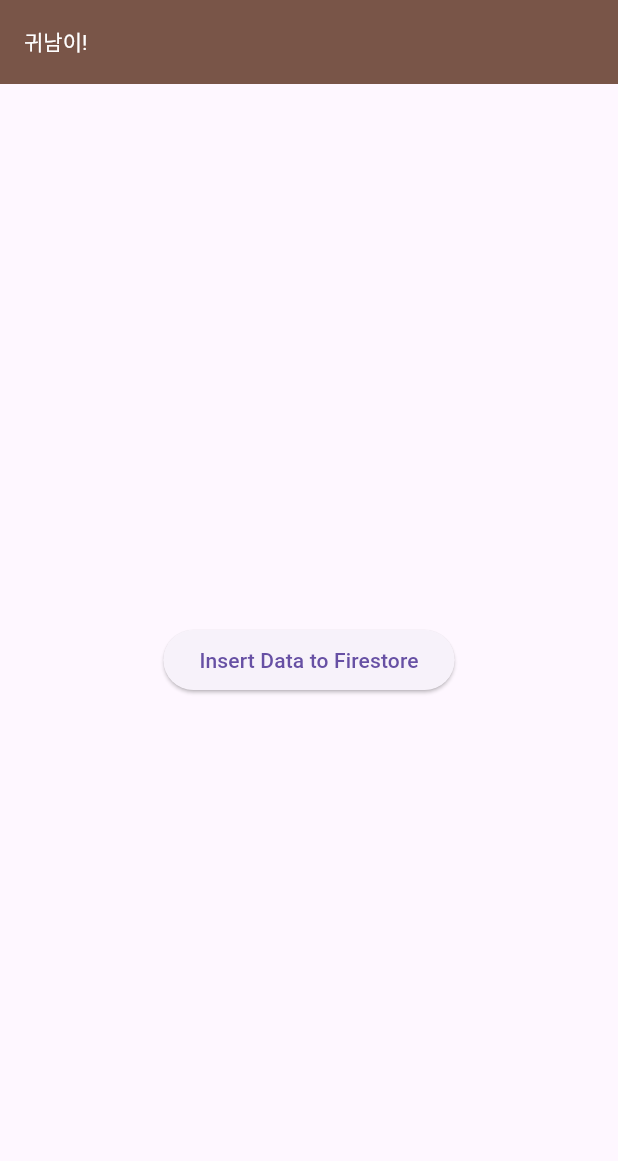
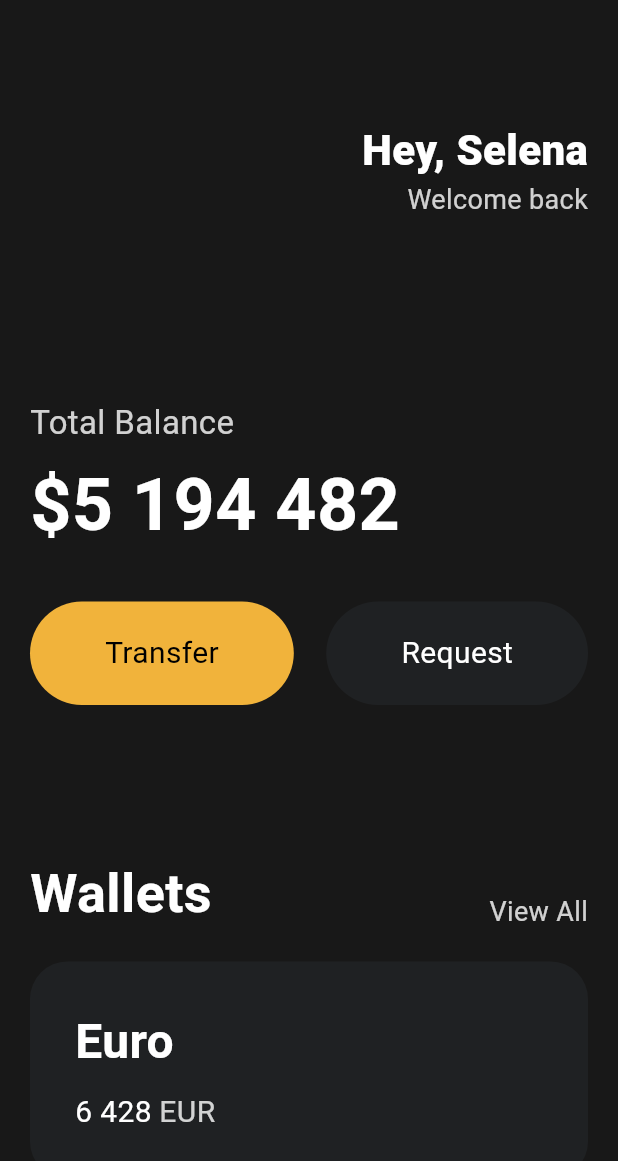
Before and after one commit to rlarleo/pilltodo, a Flutter app: the screen it shows after launch, on a phone screen of 412 x 824 dp. Shown: the top 1161 px of the screen. Run offline on Flutter 3.47's test engine with Material 3 defaults, Android fonts, the light colour scheme and no system bars; our stand-ins replace cloud_firestore, device_info_plus, firebase_core; accounts and stored records are empty.

Commit message:
UI practice

```diff
--- a/pilltodo/lib/main.dart
+++ b/pilltodo/lib/main.dart
@@ -3,33 +3,175 @@ import 'package:cloud_firestore/cloud_firestore.dart';
 import 'package:device_info_plus/device_info_plus.dart';
 import 'package:flutter/foundation.dart';
 import 'package:flutter/material.dart';
-import 'package:firebase_core/firebase_core.dart';
-import 'firebase_options.dart';
+import 'package:pilltodo/widgets/button.dart';
 
-void main() async {
-  WidgetsFlutterBinding.ensureInitialized();
-  await Firebase.initializeApp(
-    options: DefaultFirebaseOptions.currentPlatform,
-  );
-  runApp(App());
+void main() {
+  runApp(const App());
 }
 
 class App extends StatelessWidget {
+  const App({super.key});
+
   @override
   Widget build(BuildContext context) {
     return MaterialApp(
       home: Scaffold(
-        appBar: AppBar(
-          title: Text('귀남이!'),
-          backgroundColor: Colors.brown,
-          titleTextStyle: TextStyle(color: Colors.white),
-        ),
-        body: Center(
-          child: ElevatedButton(
-            onPressed: () {
-              _insertData();
-            },
-            child: Text('Insert Data to Firestore'),
+        backgroundColor: const Color(0xFF181818),
+        body: SingleChildScrollView(
+          scrollDirection: Axis.vertical,
+          child: Padding(
+            padding: const EdgeInsets.symmetric(
+              horizontal: 20,
+            ),
+            child: Column(
+              crossAxisAlignment: CrossAxisAlignment.start,
+              children: [
+                const SizedBox(
+                  height: 80,
+                ),
+                const Row(
+                  mainAxisAlignment: MainAxisAlignment.end,
+                  children: [
+                    Column(
+                      crossAxisAlignment: CrossAxisAlignment.end,
+                      children: [
+                        Text(
+                          'Hey, Selena',
+                          style: TextStyle(
+                            color: Colors.white,
+                            fontSize: 28,
+                            fontWeight: FontWeight.w800,
+                          ),
+                        ),
+                        Text(
+                          'Welcome back',
+                          style: TextStyle(
+                            color: Color.fromRGBO(255, 255, 255, 0.8),
+                            fontSize: 18,
+                          ),
+                        ),
+                      ],
+                    )
+                  ],
+                ),
+                const SizedBox(
+                  height: 120,
+                ),
+                Text(
+                  'Total Balance',
+                  style: TextStyle(
+                    fontSize: 22,
+                    color: Colors.white.withOpacity(0.8),
+                  ),
+                ),
+                const SizedBox(
+                  height: 5,
+                ),
+                const Text(
+                  '\$5 194 482',
+                  style: TextStyle(
+                    fontSize: 48,
+                    fontWeight: FontWeight.w600,
+                    color: Colors.white,
+                  ),
+                ),
+                const SizedBox(
+                  height: 30,
+                ),
+                const Row(
+                  mainAxisAlignment: MainAxisAlignment.spaceBetween,
+                  children: [
+                    Button(
+                      text: 'Transfer',
+                      bgColor: Color(0xFFF1B33B),
+                      textColor: Colors.black,
+                    ),
+                    Button(
+                      text: 'Request',
+                      bgColor: Color(0xFF1F2123),
+                      textColor: Colors.white,
+                    ),
+                  ],
+                ),
+                const SizedBox(
+                  height: 100,
+                ),
+                Row(
+                  crossAxisAlignment: CrossAxisAlignment.end,
+                  mainAxisAlignment: MainAxisAlignment.spaceBetween,
+                  children: [
+                    const Text(
+                      'Wallets',
+                      style: TextStyle(
+                        color: Colors.white,
+                        fontSize: 36,
+                        fontWeight: FontWeight.w600,
+                      ),
+                    ),
+                    Text(
+                      'View All',
+                      style: TextStyle(
+                        color: Colors.white.withOpacity(0.8),
+                        fontSize: 18,
+                      ),
+                    ),
+                  ],
+                ),
+                const SizedBox(
+                  height: 20,
+                ),
+                Container(
+                  decoration: BoxDecoration(
+                    color: const Color(0xFF1F2123),
+                    borderRadius: BorderRadius.circular(25),
+                  ),
+                  child: Padding(
+                    padding: const EdgeInsets.all(30),
+                    child: Row(
+                      children: [
+                        Column(
+                          crossAxisAlignment: CrossAxisAlignment.start,
+                          children: [
+                            const Text(
+                              'Euro',
+                              style: TextStyle(
+                                color: Colors.white,
+                                fontSize: 32,
+                                fontWeight: FontWeight.w600,
+                              ),
+                            ),
+                            const SizedBox(
+                              height: 10,
+                            ),
+                            Row(
+                              children: [
+                                const Text(
+                                  '6 428',
+                                  style: TextStyle(
+                                    color: Colors.white,
+                                    fontSize: 20,
+                                  ),
+                                ),
+                                const SizedBox(
+                                  width: 5,
+                                ),
+                                Text(
+                                  'EUR',
+                                  style: TextStyle(
+                                    color: Colors.white.withOpacity(0.8),
+                                    fontSize: 20,
+                                  ),
+                                ),
+                              ],
+                            )
+                          ],
+                        ),
+                      ],
+                    ),
+                  ),
+                ),
+              ],
+            ),
           ),
         ),
       ),
--- /dev/null
+++ b/pilltodo/lib/widgets/button.dart
@@ -0,0 +1,37 @@
+import 'package:flutter/material.dart';
+
+class Button extends StatelessWidget {
+  final String text;
+  final Color bgColor;
+  final Color textColor;
+
+  const Button({
+    super.key,
+    required this.text,
+    required this.bgColor,
+    required this.textColor,
+  });
+
+  @override
+  Widget build(BuildContext context) {
+    return Container(
+      decoration: BoxDecoration(
+        color: bgColor,
+        borderRadius: BorderRadius.circular(45),
+      ),
+      child: Padding(
+        padding: const EdgeInsets.symmetric(
+          vertical: 20,
+          horizontal: 50,
+        ),
+        child: Text(
+          text,
+          style: TextStyle(
+            color: textColor,
+            fontSize: 20,
+          ),
+        ),
+      ),
+    );
+  }
+}
```
Also changed, not shown: 2 other files.
